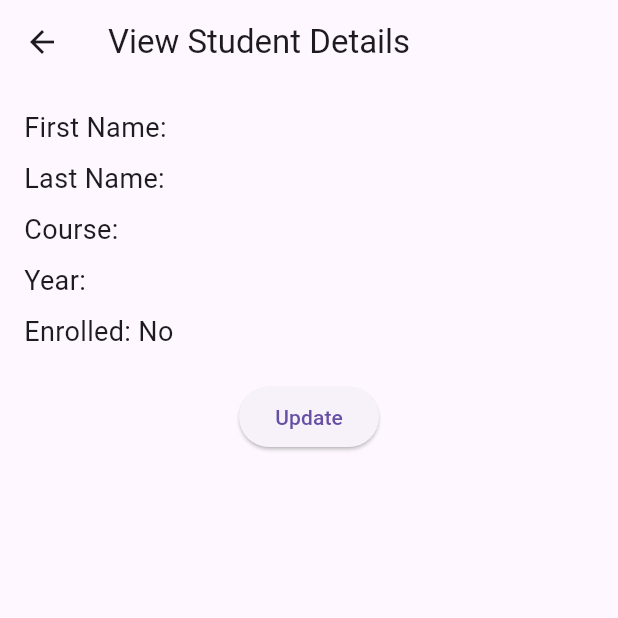
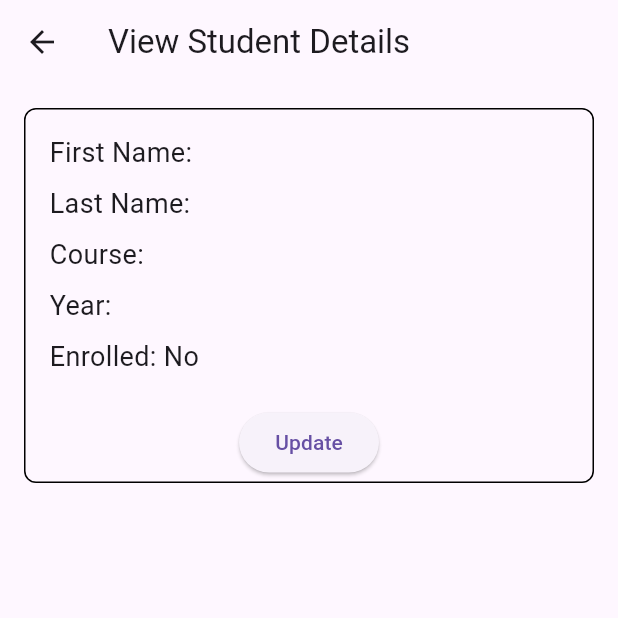
Before and after one commit to jhonrneilebuan/student_management_app, a Flutter app: the StudentViewForm screen opened directly with empty values, on a phone screen of 412 x 824 dp, the top half of it. Run offline on Flutter 3.47's test engine with Material 3 defaults, Android fonts, the light colour scheme and no system bars; network calls fail.

Commit message:
Adding color border in Viewform

```diff
--- a/lib/screens/student_viewform.dart
+++ b/lib/screens/student_viewform.dart
@@ -41,6 +41,15 @@ class _StudentViewFormState extends State<StudentViewForm> {
       ),
       body: RefreshIndicator(
         onRefresh: _refreshStudent, // Refresh function
+        child: Container( height: 250,
+          decoration: BoxDecoration(
+            border: Border.all(
+              width: 1,
+              color: const Color.fromARGB(255, 0, 0, 0),
+            ),
+            borderRadius: BorderRadius.circular(8),
+          ),
+          margin: const EdgeInsets.all(16.0),
           child: ListView(
             padding: const EdgeInsets.all(16.0),
             children: [
@@ -75,7 +84,8 @@ class _StudentViewFormState extends State<StudentViewForm> {
                     Navigator.push(
                       context,
                       MaterialPageRoute(
-                      builder: (context) => StudentDetailScreen(studentId: student.id),
+                        builder: (context) =>
+                            StudentDetailScreen(studentId: student.id),
                       ),
                     );
                   },
@@ -85,6 +95,7 @@ class _StudentViewFormState extends State<StudentViewForm> {
             ],
           ),
         ),
+      ),
     );
   }
 }
```
Lines whose indentation alone changed are shown as unchanged.
